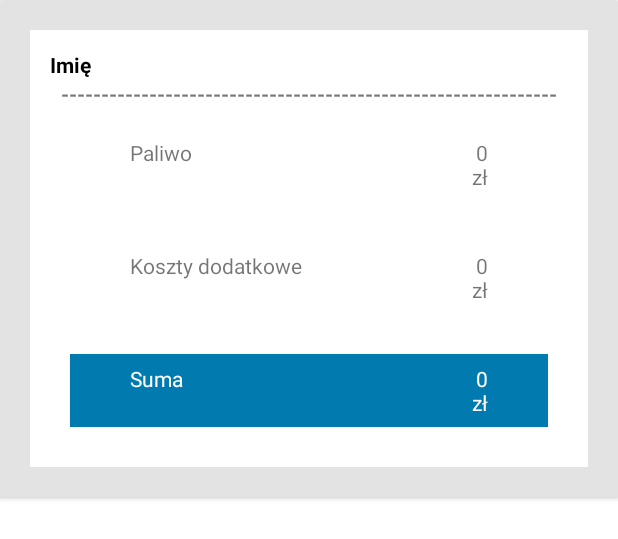
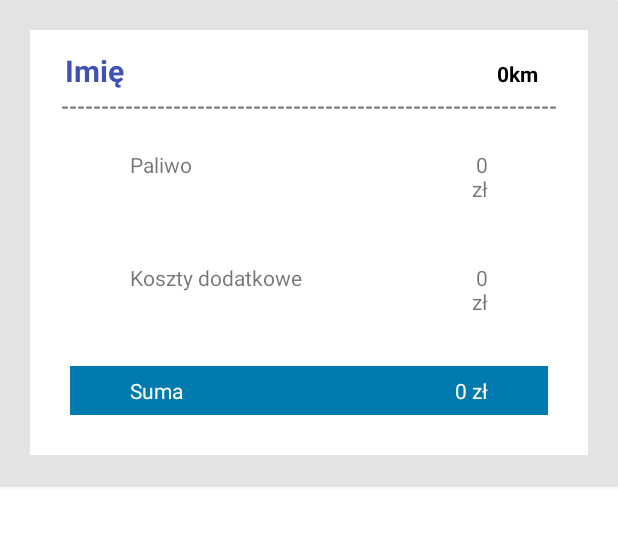
Before and after one commit to Bodzioss/TripCostCalculatorKotlin, an Android app: the layout passenger_card_view.xml on its own in the app's theme, with its tools: preview values and no code run, on a phone screen of 412 x 824 dp. Shown: the top 539 px of the screen. Run offline under Robolectric (Android 15) with nearby library versions, the phone set to English and light mode, and no system bars.

Commit message:
Minor fixes

```diff
--- a/app/src/main/java/com/example/tripcostcalculator_kotlin/mainview/PassengerAdapter.kt
+++ b/app/src/main/java/com/example/tripcostcalculator_kotlin/mainview/PassengerAdapter.kt
@@ -53,7 +53,7 @@ class PassengerAdapter (
                 sumAdditionalCost += it.price / passengerCount
             }
         }
-        return sumAdditionalCost
+        return BigDecimal(sumAdditionalCost).setScale(2, RoundingMode.HALF_EVEN).toDouble()
     }
 
     fun calculatePassengers(combustion: Double, fuelCost: Double, additionalCosts:MutableCollection<AdditionalCost>?){
--- a/app/src/main/java/com/example/tripcostcalculator_kotlin/resultview/AdditionalCostListAdapter.kt
+++ b/app/src/main/java/com/example/tripcostcalculator_kotlin/resultview/AdditionalCostListAdapter.kt
@@ -31,6 +31,7 @@ class AdditionalCostListAdapter(var context: Context, var additionalCosts: Array
         var additionalCost: AdditionalCost = additionalCosts.get(position)
 
         name.text = additionalCost.name
+
         price.text = additionalCost.price.toString()
 
         return view!!
--- a/app/src/main/java/com/example/tripcostcalculator_kotlin/resultview/PassengersResultListAdapters.kt
+++ b/app/src/main/java/com/example/tripcostcalculator_kotlin/resultview/PassengersResultListAdapters.kt
@@ -34,6 +34,8 @@ class PassengersResultListAdapters(var context: Context, var passengers: ArrayLi
 
         val passengerName:TextView = view.findViewById(R.id.passengerNameCardLabel)
 
+        val passengerDistance:TextView = view.findViewById(R.id.passengerDistanceCardLabel)
+
         val fuelPrice:TextView = view.findViewById(R.id.fuelCostCardLabel)
 
         val additionalCost:TextView = view.findViewById(R.id.additionalCostCardLabel)
@@ -43,6 +45,8 @@ class PassengersResultListAdapters(var context: Context, var passengers: ArrayLi
         var passenger:Passenger = passengers.get(position)
 
         passengerName.text = passenger.name
+
+        passengerDistance.text = passenger.distance.toString() + "km"
 
         fuelPrice.text = passenger.fuelCost.toString() + " zł"
 
--- a/app/src/main/res/layout/passenger_card_view.xml
+++ b/app/src/main/res/layout/passenger_card_view.xml
@@ -17,15 +17,34 @@
         app:layout_constraintStart_toStartOf="parent"
         app:layout_constraintTop_toTopOf="parent">
 
+        <LinearLayout
+            android:layout_width="match_parent"
+            android:layout_height="match_parent"
+            android:layout_marginLeft="10dp"
+            android:layout_marginRight="20dp"
+            android:orientation="horizontal">
+
             <TextView
                 android:id="@+id/passengerNameCardLabel"
-            android:layout_width="match_parent"
+                android:layout_width="wrap_content"
                 android:layout_height="wrap_content"
                 android:text="Imię"
                 android:textAlignment="viewStart"
+                android:textColor="#3F51B5"
+                android:textSize="20sp"
+                android:textStyle="bold" />
+
+            <TextView
+                android:id="@+id/passengerDistanceCardLabel"
+                android:layout_width="wrap_content"
+                android:layout_height="wrap_content"
+                android:layout_weight="1"
+                android:background="#00000000"
+                android:text="0km"
+                android:textAlignment="textEnd"
                 android:textColor="#000000"
-            android:textSize="14sp"
                 android:textStyle="bold" />
+        </LinearLayout>
 
         <TextView
             android:id="@+id/textView2"
@@ -100,7 +119,7 @@
 
             <TextView
                 android:id="@+id/textView15"
-                android:layout_width="226dp"
+                android:layout_width="181dp"
                 android:layout_height="wrap_content"
                 android:layout_marginLeft="50px"
                 android:layout_weight="1"
```
Also changed, not shown: app/src/main/res/layout/activity_main.xml (+7 -2 lines). Lines whose indentation alone changed are shown as unchanged.
